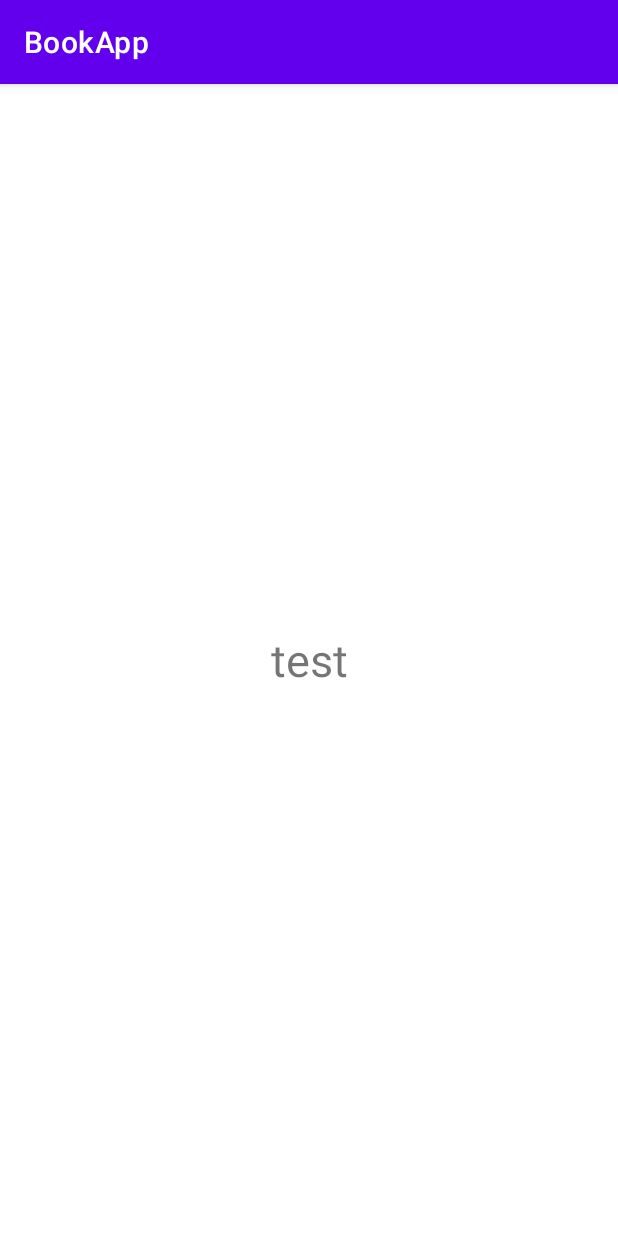
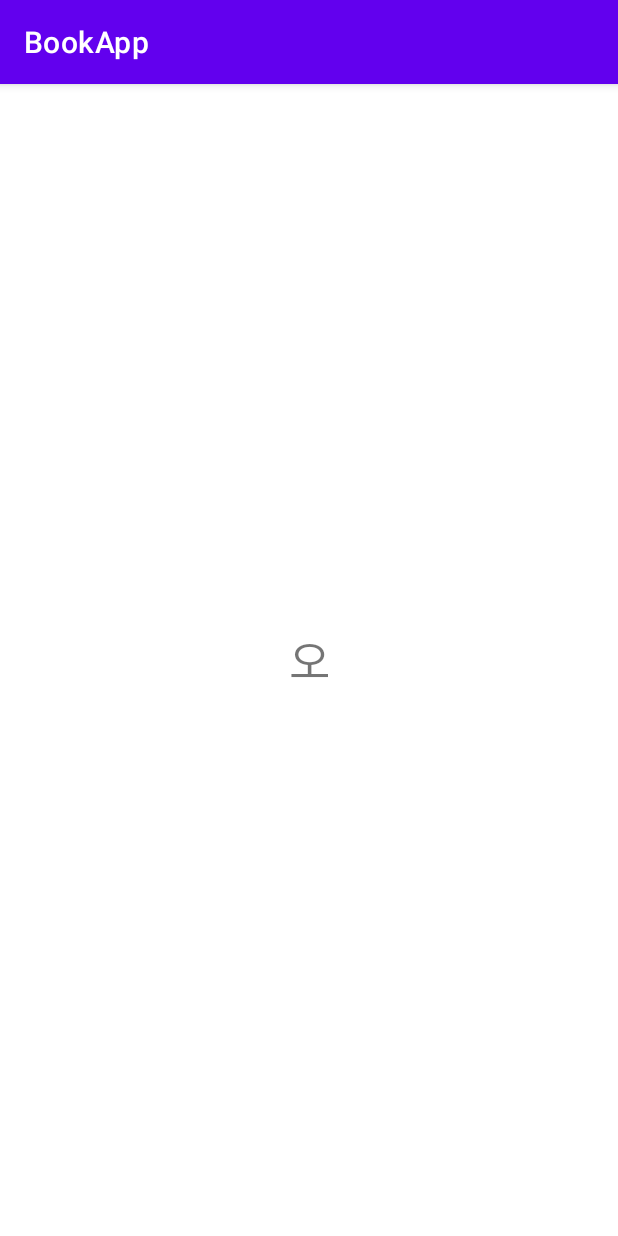
Before and after one commit to wooji9/BookRecord, an Android app: the screen it shows after launch (MainActivity), on a phone screen of 412 x 824 dp. Run offline under Robolectric (Android 15) with nearby library versions, the phone set to English and light mode, and no system bars.

Commit message:
"오"로 바꿈

```diff
--- a/app/src/main/res/layout/activity_main.xml
+++ b/app/src/main/res/layout/activity_main.xml
@@ -9,7 +9,7 @@
     <TextView
         android:layout_width="match_parent"
         android:layout_height="match_parent"
-        android:text="test"
+        android:text="오"
         android:textSize="30dp"
         android:gravity="center"
         android:id="@+id/test"/>
```
